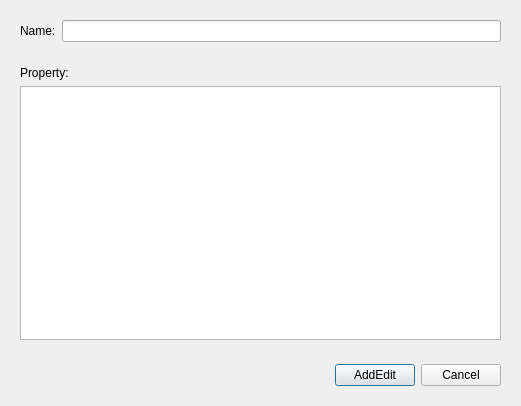
Old version of the form tools/experimental/mcrl2ide/addeditpropertydialog.ui in the repository mCRL2org/mCRL2.
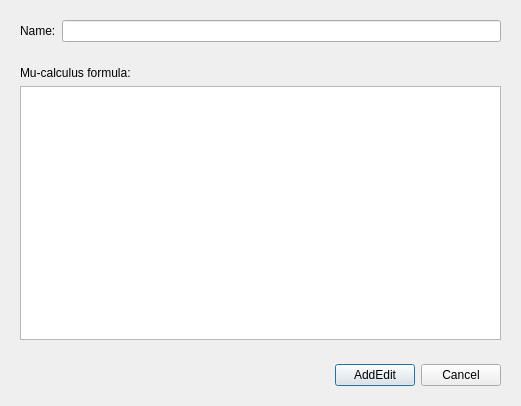
New version of the form. Custom widgets are drawn as their Qt base class.

Diff of the .ui file:
```diff
--- a/tools/experimental/mcrl2ide/addeditpropertydialog.ui
+++ b/tools/experimental/mcrl2ide/addeditpropertydialog.ui
@@ -36,7 +36,7 @@
       <item>
        <widget class="QLabel" name="label">
         <property name="text">
-         <string>Property:</string>
+         <string>Mu-calculus formula:</string>
         </property>
        </widget>
       </item>
```
